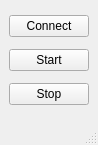
This is UI/mainwindow.ui in ZarkSPb/BB_Python as Qt 5 draws it before an edit. The edited form follows.
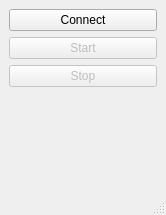
This is the edited form.

The edit to the form file:
```diff
--- a/UI/mainwindow.ui
+++ b/UI/mainwindow.ui
@@ -6,15 +6,17 @@
    <rect>
     <x>0</x>
     <y>0</y>
-    <width>94</width>
-    <height>145</height>
+    <width>166</width>
+    <height>215</height>
    </rect>
   </property>
   <property name="windowTitle">
    <string>MainWindow</string>
   </property>
   <widget class="QWidget" name="centralwidget">
-   <layout class="QVBoxLayout" name="verticalLayout">
+   <layout class="QGridLayout" name="gridLayout">
+    <item row="0" column="0">
+     <layout class="QVBoxLayout" name="verticalLayout" stretch="0,0,0,0">
     <item>
      <widget class="QPushButton" name="ButtonConnect">
       <property name="text">
@@ -24,6 +26,9 @@
     </item>
     <item>
      <widget class="QPushButton" name="ButtonStart">
+        <property name="enabled">
+         <bool>false</bool>
+        </property>
       <property name="text">
        <string>Start</string>
       </property>
@@ -31,11 +36,29 @@
     </item>
     <item>
      <widget class="QPushButton" name="ButtonStop">
+        <property name="enabled">
+         <bool>false</bool>
+        </property>
       <property name="text">
        <string>Stop</string>
       </property>
      </widget>
     </item>
+      <item>
+       <spacer name="verticalSpacer">
+        <property name="orientation">
+         <enum>Qt::Vertical</enum>
+        </property>
+        <property name="sizeHint" stdset="0">
+         <size>
+          <width>20</width>
+          <height>40</height>
+         </size>
+        </property>
+       </spacer>
+      </item>
+     </layout>
+    </item>
    </layout>
   </widget>
   <widget class="QMenuBar" name="menubar">
```
Left out of the diff: 2 changed lines with no effect on the pictures. Lines whose indentation alone changed are shown as unchanged.
